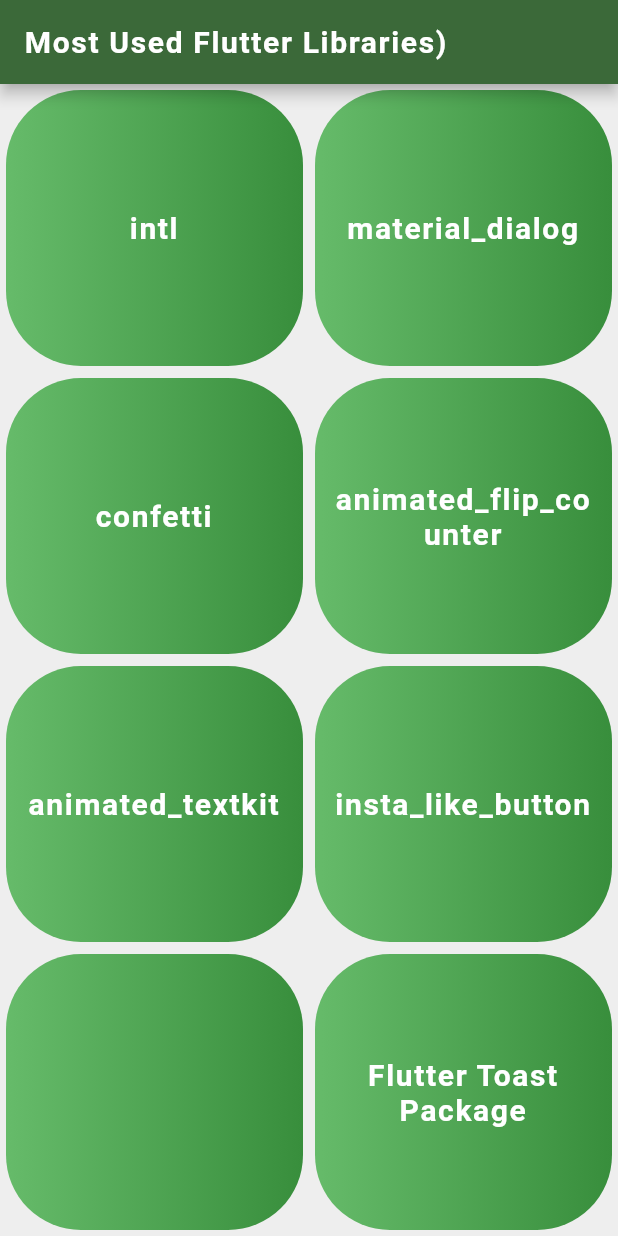
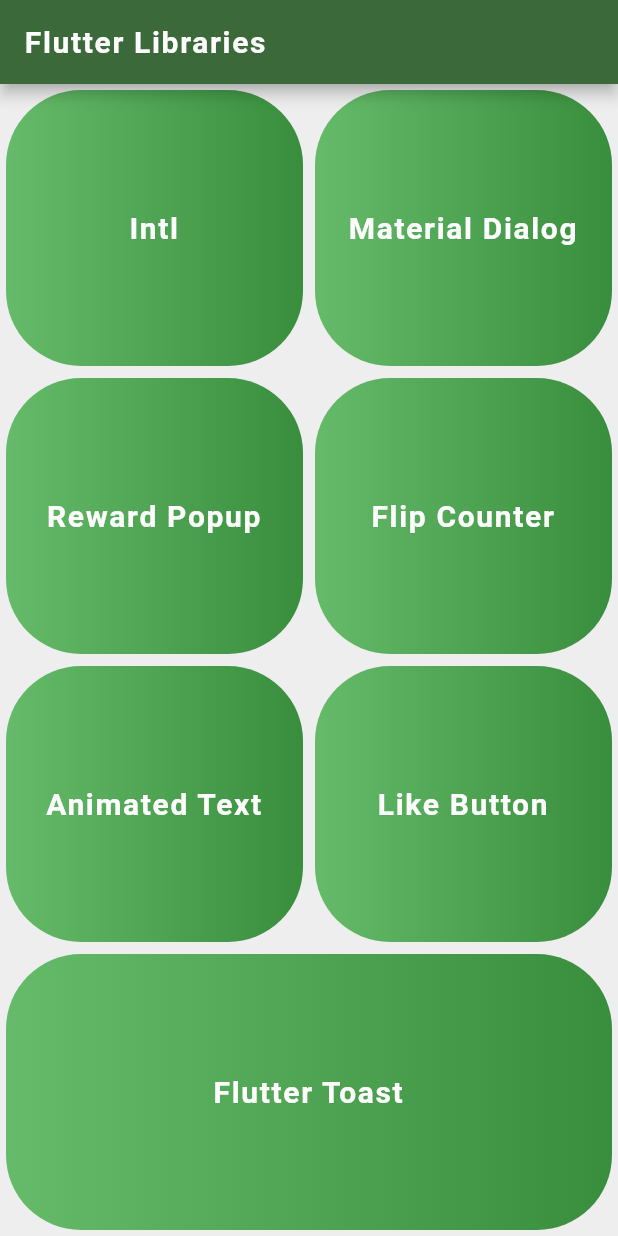
Before and after one commit to HeshmatGhaffariHadid/Libraries-Navigator, a Flutter app: the screen it shows after launch, on a phone screen of 412 x 824 dp. Run offline on Flutter 3.47's test engine with Material 2 defaults, Android fonts, the phone set to English and light mode, and no system bars; our stand-ins replace animated_flip_counter, animated_text_kit, flutter_styled_toast, font_awesome_flutter; missing offline and left inert: insta_like_button, material_dialogs, reward_popup.

Commit message:
Reward button added and applied

```diff
--- a/lib/main.dart
+++ b/lib/main.dart
@@ -4,6 +4,7 @@ import 'package:libraries_navigator/screens/animated_text_screen.dart';
 import 'package:libraries_navigator/screens/intl_screen.dart';
 import 'package:libraries_navigator/screens/like_button.dart';
 import 'package:libraries_navigator/screens/material_dialog.dart';
+import 'package:libraries_navigator/screens/popup_reward.dart';
 import 'package:libraries_navigator/screens/toast_screen.dart';
 import 'screens/home_screen.dart';
 
@@ -26,6 +27,7 @@ class MyApp extends StatelessWidget {
         '/animated_text' : (context) => AnimatedTextScreen(),
         '/animated_flip_counter' : (context) => AnimatedFlip(),
         '/like_button' : (context) => LikeButton(),
+        '/popup_reward' : (context) => PopupReward(),
       },
       theme: ThemeData.light().copyWith(
         colorScheme: ColorScheme.fromSeed(
--- a/lib/screens/home_screen.dart
+++ b/lib/screens/home_screen.dart
@@ -9,7 +9,7 @@ class HomeScreen extends StatelessWidget {
     return Scaffold(
         appBar: AppBar(
           title: const Text(
-            'Most Used Flutter Libraries)',
+            'Flutter Libraries',
             style: kTitleStyle),
         ),
         backgroundColor: Colors.grey.shade200,
@@ -18,8 +18,8 @@ class HomeScreen extends StatelessWidget {
           Expanded(
             child: Row(
               children: [
-                Expanded(child: ClickableCard('intl', '/intl')),
-                Expanded(child: ClickableCard('material_dialog','/material_dialog')),
+                Expanded(child: ClickableCard('Intl', '/intl')),
+                Expanded(child: ClickableCard('Material Dialog','/material_dialog')),
               ],
             ),
           ),
@@ -27,36 +27,28 @@ class HomeScreen extends StatelessWidget {
 
             child: Row(
               children: [
-                Expanded(child: ClickableCard('confetti','')),
-                Expanded(child: ClickableCard('animated_flip_counter','/animated_flip_counter')),
+                Expanded(child: ClickableCard('Reward Popup','/popup_reward')),
+                Expanded(child: ClickableCard('Flip Counter','/animated_flip_counter')),
               ],
             ),
           ),
           Expanded(
             child: Row(
               children: [
-                Expanded(child: ClickableCard('animated_textkit','/animated_text')),
-                Expanded(child: ClickableCard('insta_like_button','/like_button')),
+                Expanded(child: ClickableCard('Animated Text','/animated_text')),
+                Expanded(child: ClickableCard('Like Button','/like_button')),
               ],
             ),
           ),
           Expanded(
             child: Row(
               children: [
-                Expanded(child: ClickableCard('','')),
-                Expanded(child: ClickableCard('Flutter Toast Package','/toast_screen')),
+                Expanded(child: ClickableCard('Flutter Toast','/toast_screen')),
               ],
             ),
           ),
         ],
         ),
-
-        // ListView.builder(
-        //   itemCount: 7,
-        //     itemBuilder: (context ,index){
-        //     return ClickableCard(index);
-        //   },
-        // ),
     );
   }
 }
--- a/lib/screens/like_button.dart
+++ b/lib/screens/like_button.dart
@@ -24,6 +24,8 @@ class _LikeButtonState extends State<LikeButton> {
         child: Column(
           mainAxisAlignment: MainAxisAlignment.center,
           children: [
+            Text('Double click on the photo to be liked',style: TextStyle(color: Colors.blueGrey.shade300,fontSize: 14),),
+            SizedBox(height: 20),
             InstaLikeButton(
               image: const AssetImage('images/mersadJan.jpg'),
               onChanged: () {
--- a/lib/screens/toast_screen.dart
+++ b/lib/screens/toast_screen.dart
@@ -20,7 +20,6 @@ class ToastScreen extends StatelessWidget {
               color: Colors.green.shade100,
               borderRadius: BorderRadius.circular(10),
             ),
-
             child: Center(
               child: Container(
                 decoration: BoxDecoration(
--- a/pubspec.yaml
+++ b/pubspec.yaml
@@ -42,6 +42,8 @@ dependencies:
   animated_flip_counter: ^0.2.5
   animated_text_kit: ^4.2.2
   insta_like_button: ^0.1.1
+  reward_popup: ^0.0.1
+
 
 
 
```
Also changed, not shown: lib/screens/popup_reward.dart (added, +44 -0 lines), pubspec.lock.
